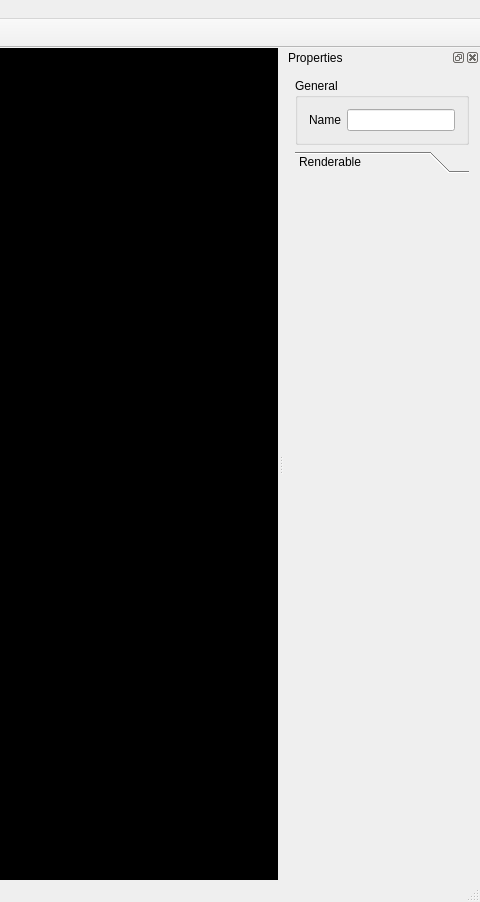
This is RootTools/Treenity/UI/Treenity.ui in kevinortegren/zombieshroom as Qt 5 draws it before an edit; both pictures show x 812 to 1292 and y 0 to 902 of the 1292 by 902 pixel window. The edited form follows.
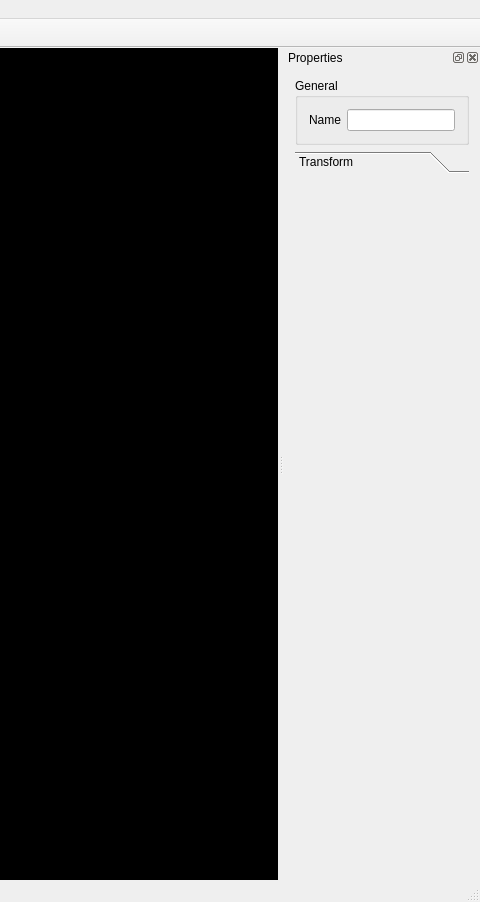
This is the edited form. Icons and pictures are not drawn. Custom widgets are drawn as their Qt base class.

What changed in the file:
```diff
--- a/RootTools/Treenity/UI/Treenity.ui
+++ b/RootTools/Treenity/UI/Treenity.ui
@@ -216,7 +216,7 @@
          </rect>
         </property>
         <attribute name="label">
-         <string>Renderable</string>
+         <string>Transform</string>
         </attribute>
        </widget>
       </widget>
```
Left out of the diff: 14 changed lines with no effect on the pictures.
